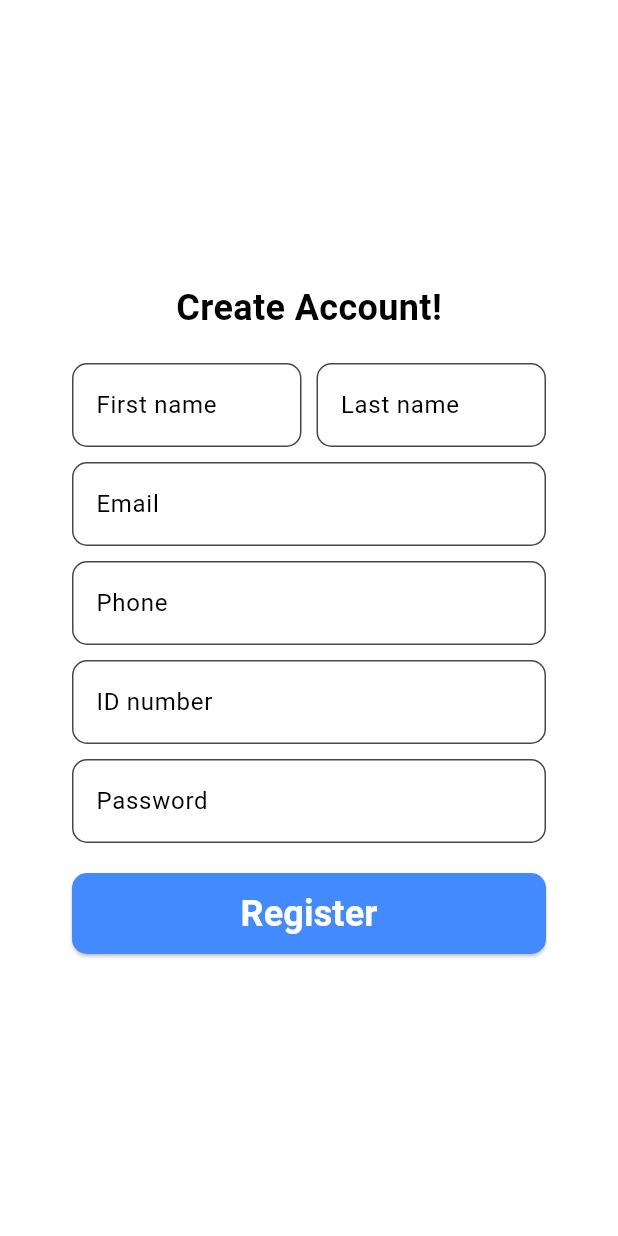
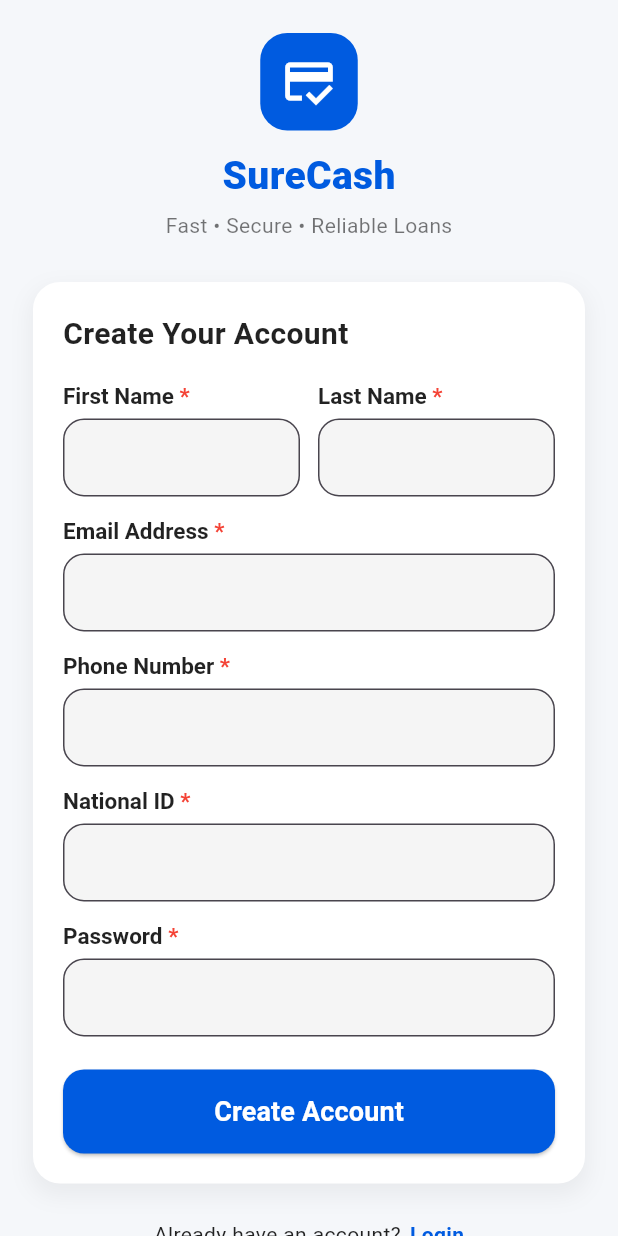
Before and after one commit to vicky-ogutu/Kash-plus, a Flutter app: the Registration screen opened directly, on a phone screen of 412 x 824 dp. Run offline on Flutter 3.47's test engine with Material 3 defaults, Android fonts, the phone set to English and light mode, and no system bars; our stand-ins replace flutter_native_contact_picker, flutter_native_splash; missing offline and left inert: a package; accounts and stored records are empty.

Commit message:
add asterisks to required fields

```diff
--- a/lib/registration.dart
+++ b/lib/registration.dart
@@ -1,21 +1,15 @@
-import 'package:flutter/cupertino.dart';
 import 'package:flutter/material.dart';
 import 'package:flutter_native_contact_picker/flutter_native_contact_picker.dart';
-
-import 'package:flutter_animate/flutter_animate.dart';
+import 'dart:convert';
+import 'package:http/http.dart' as http;
 
 import 'login.dart';
-import 'otp.dart';
-
-import 'package:flutter/material.dart';
-import 'package:http/http.dart' as http;
-import 'dart:convert';
 
 class Registration extends StatefulWidget {
   const Registration({super.key});
 
   @override
-  _RegistrationState createState() => _RegistrationState();
+  State<Registration> createState() => _RegistrationState();
 }
 
 class _RegistrationState extends State<Registration> {
@@ -24,46 +18,25 @@ class _RegistrationState extends State<Registration> {
   final TextEditingController emailController = TextEditingController();
   final TextEditingController phoneController = TextEditingController();
   final TextEditingController idNumberController = TextEditingController();
-  final TextEditingController contact_person_nameController = TextEditingController();
-  final TextEditingController contact_person_phone_noController = TextEditingController();
   final TextEditingController passwordController = TextEditingController();
+
   final FlutterContactPicker _contactPicker = FlutterContactPicker();
-
-  Future<void> pickContact() async {
-    try {
-      final Contact? contact = await _contactPicker.selectContact();
-
-      if (contact != null && contact.phoneNumbers != null && contact.phoneNumbers!.isNotEmpty) {
-        setState(() {
-          contact_person_phone_noController.text = contact.phoneNumbers!.first;
-        });
-      }
-    } catch (e) {
-      print("Error picking contact: $e");
-    }
-  }
-
 
   Future<void> registerUser() async {
     const String apiUrl = "https://api.surekash.co.ke/api/auth/register";
 
-    final Map<String, dynamic> requestData = {
+    final Map<String, dynamic> data = {
       "first_name": firstNameController.text,
       "last_name": lastNameController.text,
       "email": emailController.text,
       "phone": phoneController.text,
       "password": passwordController.text,
       "national_id": idNumberController.text,
-      //"contact_person_name":contact_person_nameController.text,
-     // "contact_person_phone_no": contact_person_phone_noController.text
     };
 
-    if (firstNameController.text.isEmpty || lastNameController.text.isEmpty||
-    emailController.text.isEmpty || phoneController.text.isEmpty || idNumberController.text.isEmpty
-    || passwordController.text.isEmpty){
-      ScaffoldMessenger.of(context).showSnackBar(
-        const SnackBar(content: Text("Please fill all the details")),
-      );
+    if (data.values.any((element) => element.isEmpty)) {
+      ScaffoldMessenger.of(context)
+          .showSnackBar(const SnackBar(content: Text("All fields are required")));
       return;
     }
 
@@ -71,180 +44,223 @@ class _RegistrationState extends State<Registration> {
       final response = await http.post(
         Uri.parse(apiUrl),
         headers: {"Content-Type": "application/json"},
-        body: jsonEncode(requestData),
+        body: jsonEncode(data),
       );
 
       if (response.statusCode == 200) {
-        // Successful registration
+        ScaffoldMessenger.of(context)
+            .showSnackBar(const SnackBar(content: Text("Registration successful")));
+      } else {
         ScaffoldMessenger.of(context).showSnackBar(
-          SnackBar(content: Text("Registration successful")),
-        );
-        Navigator.push(context, MaterialPageRoute(builder: (context)=>Login()));
-      } else {
-        // Failed registration
-        ScaffoldMessenger.of(context).showSnackBar(
-          SnackBar(content: Text("Error: ${response.body}")),
-        );
+            SnackBar(content: Text("Error: ${response.body}")));
       }
-    } catch (error) {
-      ScaffoldMessenger.of(context).showSnackBar(
-        SnackBar(content: Text("Network error: $error")),
-      );
+    } catch (e) {
+      ScaffoldMessenger.of(context)
+          .showSnackBar(SnackBar(content: Text("Network Error: $e")));
     }
   }
 
-  Widget _buildTextField(
-      { required String hint, required TextEditingController controller, bool obscureText = false}) {
-    return TextField(
-      controller: controller,
-      obscureText: obscureText,
-      decoration: InputDecoration(
-        filled: true,
-        fillColor: Colors.white,
-        hintText: hint,
-        hintStyle: const TextStyle(color: Colors.black),
-       // prefixIcon: Icon(icon, color: Colors.white),
-        border: OutlineInputBorder(
-          borderRadius: BorderRadius.circular(10),
-          //borderSide: BorderSide.none,
-          borderSide: const BorderSide(color: Colors.grey, width: 1.0), // visible border
+  // ⬇⬇⬇ UPDATED INPUT BUILDER WITH RED ASTERISK ⬇⬇⬇
+  Widget _input({
+    required String label,
+    required TextEditingController controller,
+    bool isPassword = false,
+  }) {
+    return Column(
+      crossAxisAlignment: CrossAxisAlignment.start,
+      children: [
+        RichText(
+          text: TextSpan(
+            text: label,
+            style: const TextStyle(
+                fontWeight: FontWeight.w600,
+                fontSize: 15,
+                color: Colors.black87),
+            children: const [
+              TextSpan(
+                text: " *",
+                style: TextStyle(color: Colors.red, fontSize: 15),
+              )
+            ],
           ),
         ),
-      style: const TextStyle(color: Colors.black),
-    );
-  }
-
-  Widget _buildRegisterButton() {
-    return SizedBox(
-        width: double.infinity, // makes the button stretch to full width of parent
-    child: ElevatedButton(
-      style: ElevatedButton.styleFrom(
-        backgroundColor: Colors.blueAccent,
-        padding: const EdgeInsets.symmetric(vertical: 10),
-        shape: RoundedRectangleBorder(
-          borderRadius: BorderRadius.circular(10),
+        const SizedBox(height: 6),
+        TextField(
+          controller: controller,
+          obscureText: isPassword,
+          decoration: InputDecoration(
+            contentPadding:
+            const EdgeInsets.symmetric(horizontal: 16, vertical: 14),
+            filled: true,
+            fillColor: Colors.grey.shade100,
+            border: OutlineInputBorder(
+              borderRadius: BorderRadius.circular(14),
+              borderSide: BorderSide(color: Colors.grey.shade300),
+            ),
+            focusedBorder: OutlineInputBorder(
+              borderRadius: BorderRadius.circular(14),
+              borderSide: const BorderSide(color: Color(0xFF005BE0), width: 1.5),
             ),
           ),
-      onPressed: registerUser,
-      child: const Text(
-        "Register",
-        style: TextStyle(fontSize: 24, color: Colors.white, fontWeight: FontWeight.bold),
-      ),),
+        ),
+      ],
     );
   }
 
   @override
   Widget build(BuildContext context) {
     return Scaffold(
-      body: Stack(
+      backgroundColor: const Color(0xFFF5F7FA),
+      body: SafeArea(
+        child: SingleChildScrollView(
+          padding: const EdgeInsets.all(22),
+          child: Column(
             children: [
-          _buildBackground(),
-          Center(
-            child: SingleChildScrollView(
-            child: Container(
-              padding: const EdgeInsets.all(24),
-              margin: const EdgeInsets.symmetric(horizontal: 24),
+              // Branding Header
+              Column(
+                children: [
+                  Container(
+                    height: 65,
+                    width: 65,
+                    decoration: BoxDecoration(
+                      color: const Color(0xFF005BE0),
+                      borderRadius: BorderRadius.circular(18),
+                    ),
+                    child:
+                    const Icon(Icons.credit_score, color: Colors.white, size: 38),
+                  ),
+                  const SizedBox(height: 12),
+                  const Text("SureCash",
+                      style: TextStyle(
+                        fontSize: 26,
+                        fontWeight: FontWeight.w800,
+                        color: Color(0xFF005BE0),
+                      )),
+                  const SizedBox(height: 4),
+                  const Text(
+                    "Fast • Secure • Reliable Loans",
+                    style: TextStyle(color: Colors.black54),
+                  ),
+                ],
+              ),
+
+              const SizedBox(height: 28),
+
+              // Card Container
+              Container(
+                padding: const EdgeInsets.all(20),
+                decoration: BoxDecoration(
+                  color: Colors.white,
+                  borderRadius: BorderRadius.circular(18),
+                  boxShadow: [
+                    BoxShadow(
+                      color: Colors.black12.withOpacity(0.05),
+                      blurRadius: 12,
+                      spreadRadius: 2,
+                      offset: const Offset(0, 6),
+                    ),
+                  ],
+                ),
                 child: Column(
-                mainAxisSize: MainAxisSize.min,
                   children: [
-                  const Text(
-                    "Create Account!",
+                    const Align(
+                      alignment: Alignment.centerLeft,
+                      child: Text(
+                        "Create Your Account",
                         style: TextStyle(
-                      fontSize: 24,
-                      fontWeight: FontWeight.bold,
-                      color: Colors.black,
+                            fontSize: 20,
+                            fontWeight: FontWeight.w700,
+                            color: Colors.black87),
                       ),
                     ),
-                  const SizedBox(height: 20),
+                    const SizedBox(height: 18),
 
-                  // First & Last Name in a Row
                     Row(
                       children: [
                         Expanded(
-                        child: _buildTextField(
-                          hint: "First name",
-                          controller: firstNameController,
-                        ),
-                      ),
-                      const SizedBox(width: 10),
+                            child: _input(
+                                label: "First Name",
+                                controller: firstNameController)),
+                        const SizedBox(width: 12),
                         Expanded(
-                        child: _buildTextField(
-                          hint: "Last name",
-                          controller: lastNameController,
-                        ),
-                      ),
-                    ],
-                  ),
-                  const SizedBox(height: 10),
-
-                  _buildTextField(hint: "Email", controller: emailController),
-                  const SizedBox(height: 10),
-                  _buildTextField(hint: "Phone", controller: phoneController),
-                  const SizedBox(height: 10),
-                  _buildTextField(hint: "ID number", controller: idNumberController),
-                  const SizedBox(height: 10),
-                  // _buildTextField(hint: "Contact person name", controller: contact_person_nameController),
-                  // const SizedBox(height: 10),
-                  // _buildPhoneTextField(), // Contact number with picker
-                  // const SizedBox(height: 10),
-                  _buildTextField( hint: "Password", controller: passwordController, obscureText: true),
-                  const SizedBox(height: 20),
-                  _buildRegisterButton(),
+                            child: _input(
+                                label: "Last Name",
+                                controller: lastNameController)),
                       ],
                     ),
 
+                    const SizedBox(height: 14),
+                    _input(label: "Email Address", controller: emailController),
+
+                    const SizedBox(height: 14),
+                    _input(label: "Phone Number", controller: phoneController),
+
+                    const SizedBox(height: 14),
+                    _input(label: "National ID", controller: idNumberController),
+
+                    const SizedBox(height: 14),
+                    _input(
+                        label: "Password",
+                        controller: passwordController,
+                        isPassword: true),
+
+                    const SizedBox(height: 22),
+
+                    SizedBox(
+                      width: double.infinity,
+                      child: ElevatedButton(
+                        onPressed: registerUser,
+                        style: ElevatedButton.styleFrom(
+                          backgroundColor: const Color(0xFF005BE0),
+                          padding: const EdgeInsets.symmetric(vertical: 15),
+                          shape: RoundedRectangleBorder(
+                            borderRadius: BorderRadius.circular(14),
+                          ),
+                        ),
+                        child: const Text(
+                          "Create Account",
+                          style: TextStyle(
+                              fontSize: 18, fontWeight: FontWeight.w600, color: Colors.white),
                         ),
                       ),
                     ),
                   ],
                 ),
+              ),
+
+              const SizedBox(height: 24),
+
+              Row(
+                mainAxisAlignment: MainAxisAlignment.center,
+                children: [
+                  const Text(
+                    "Already have an account?",
+                    style: TextStyle(color: Colors.black87),
+                  ),
+                  const SizedBox(width: 6),
+
+                  GestureDetector(
+                    onTap: () {
+                      Navigator.push(
+                        context,
+                        MaterialPageRoute(builder: (context) => Login()),
                       );
-  }
-
-  Widget _buildBackground() {
-    return Container(
-      color: Colors.white,
-      // decoration: const BoxDecoration(
-      //   gradient: LinearGradient(
-      //    // colors: [Color(0xFF0F2027), Color(0xFF203A43), Color(0xFF2C5364)],
-      //     colors: [Color(0xFF0F2027), Color(0xFF203A43), Color(0xFF2C5364)],
-      //     begin: Alignment.topLeft,
-      //     end: Alignment.bottomRight,
-      //   ),
-      // ),
-    );
-  }
-
-
-  Widget _buildPhoneTextField() {
-    return GestureDetector(
-      onTap: pickContact,
-      child: Container(
-        decoration: BoxDecoration(
-          color: Colors.white,
-          borderRadius: BorderRadius.circular(10),
-          border: Border.all( // <-- Add this border
-            color: Colors.black, // Change to Colors.blue or any color you like
-            width: 1.0,
+                    },
+                    child: const Text(
+                      "Login",
+                      style: TextStyle(
+                        color: Color(0xFF005BE0),
+                        fontWeight: FontWeight.w700,
                       ),
                     ),
-        padding: const EdgeInsets.symmetric(horizontal: 12),
-        alignment: Alignment.centerLeft,
-        height: 60,
-        child: Text(
-          contact_person_phone_noController.text.isEmpty
-              ? "Contact number"
-              : contact_person_phone_noController.text,
-          style: TextStyle(
-            color: contact_person_phone_noController.text.isEmpty
-                ? Colors.black
-                : Colors.black,
-            fontSize: 16,
+                  ),
+                ],
+              )
+
+            ],
           ),
         ),
       ),
     );
   }
-
-
 }
```
Lines whose indentation alone changed are shown as unchanged.
